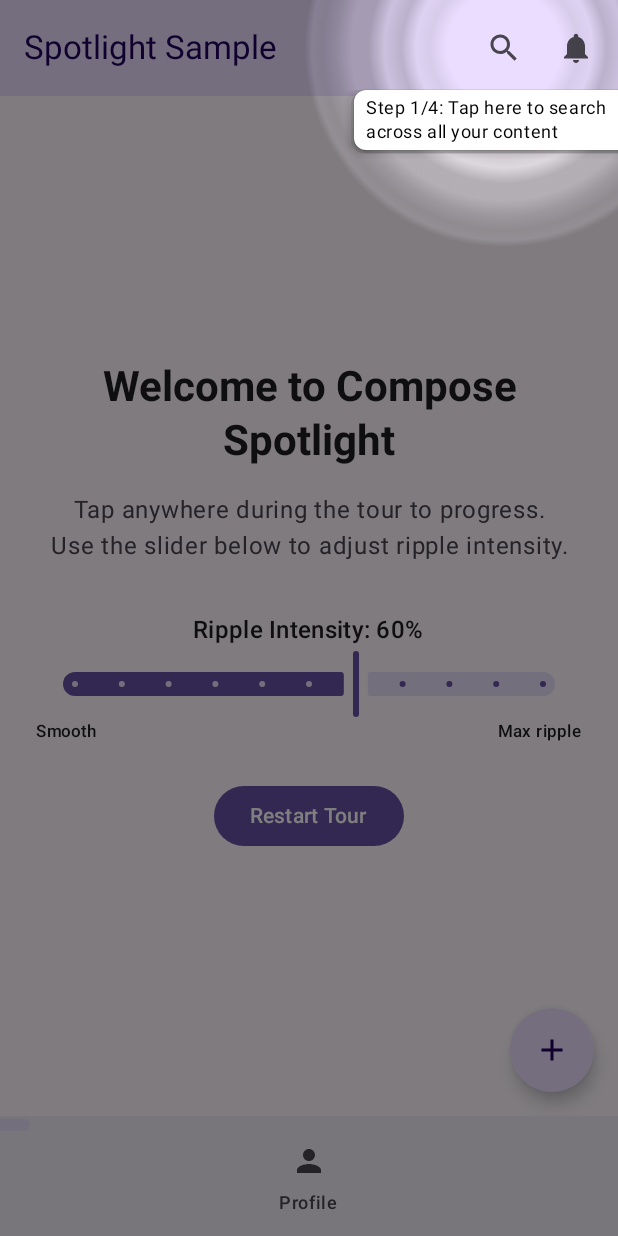
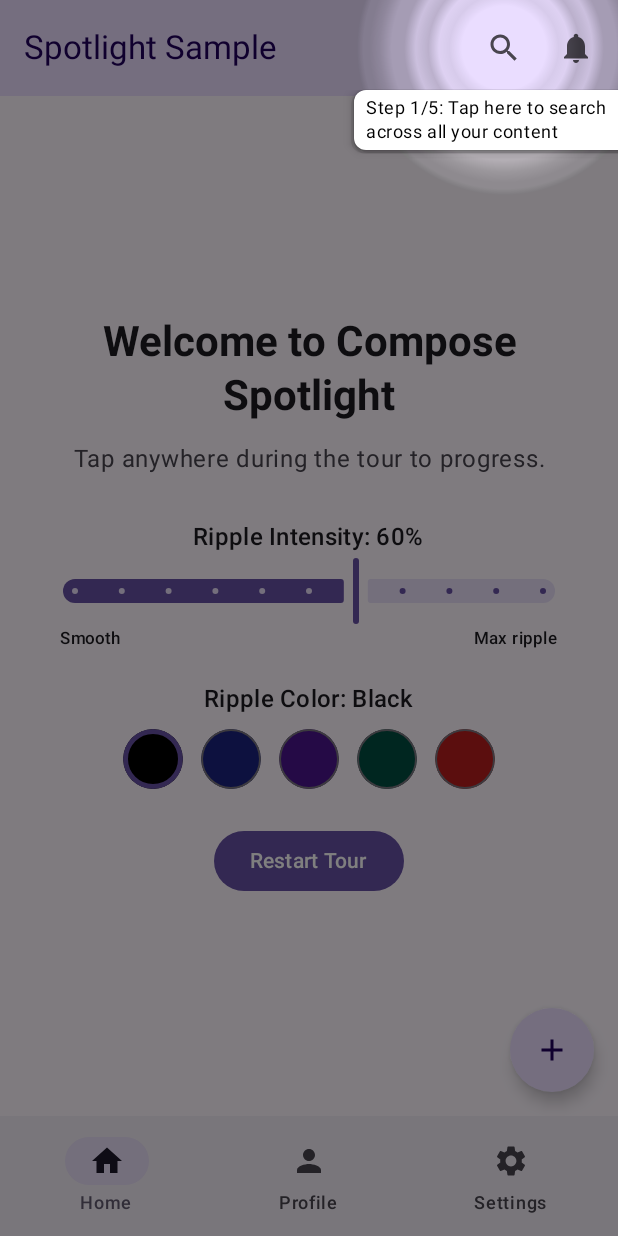
Before and after one commit to DeepanshuPratik/compose-spotlight, an Android app built with Jetpack Compose: the screen it shows after launch (MainActivity), on a phone screen of 412 x 824 dp. Run offline under Robolectric (Android 15) with nearby library versions, the light colour scheme and no system bars.

Commit message:
feat: Add custom shape support and configurable ripple color
`SpotlightZone`:
- Add `shape` parameter to support custom cutout shapes (e.g., `CircleShape`, `RoundedCornerShape`)
- Update string-based message overload to pass through the `shape` parameter

`DimmingGround`:
- Add `rippleColor` parameter to customize the overlay and ripple ring colors (defaults to Black)
- Pass `rippleColor` down to the internal implementation

`SpotlightDefaults`:
- Add `RippleColor` constant (Black)

Sample App:
- Add a ripple color picker to demonstrate real-time color changes
- Update `SpotlightZone` usage to demonstrate different shapes (`CircleShape`, `RectangleShape`, `RoundedCornerShape`)

```diff
--- a/app/src/main/java/com/daiatech/composespotlight/sample/MainActivity.kt
+++ b/app/src/main/java/com/daiatech/composespotlight/sample/MainActivity.kt
@@ -4,6 +4,9 @@ import android.os.Bundle
 import androidx.activity.ComponentActivity
 import androidx.activity.compose.setContent
 import androidx.activity.enableEdgeToEdge
+import androidx.compose.foundation.background
+import androidx.compose.foundation.border
+import androidx.compose.foundation.clickable
 import androidx.compose.foundation.gestures.detectTapGestures
 import androidx.compose.foundation.layout.Arrangement
 import androidx.compose.foundation.layout.Box
@@ -14,7 +17,10 @@ import androidx.compose.foundation.layout.fillMaxSize
 import androidx.compose.foundation.layout.fillMaxWidth
 import androidx.compose.foundation.layout.height
 import androidx.compose.foundation.layout.padding
+import androidx.compose.foundation.layout.size
 import androidx.compose.foundation.shape.CircleShape
+import androidx.compose.foundation.shape.RoundedCornerShape
+import androidx.compose.ui.graphics.RectangleShape
 import androidx.compose.material.icons.Icons
 import androidx.compose.material.icons.filled.Add
 import androidx.compose.material.icons.filled.Home
@@ -40,12 +46,15 @@ import androidx.compose.runtime.LaunchedEffect
 import androidx.compose.runtime.collectAsState
 import androidx.compose.runtime.getValue
 import androidx.compose.runtime.mutableFloatStateOf
+import androidx.compose.runtime.mutableStateOf
 import androidx.compose.runtime.remember
 import androidx.compose.runtime.rememberCoroutineScope
 import androidx.compose.runtime.saveable.rememberSaveable
 import androidx.compose.runtime.setValue
 import androidx.compose.ui.Alignment
 import androidx.compose.ui.Modifier
+import androidx.compose.ui.draw.clip
+import androidx.compose.ui.graphics.Color
 import androidx.compose.ui.input.pointer.pointerInput
 import androidx.compose.ui.platform.LocalContext
 import androidx.compose.ui.text.font.FontWeight
@@ -74,7 +83,7 @@ class MainActivity : ComponentActivity() {
 
                 LaunchedEffect(Unit) {
                     controller.configure("sample_onboarding") {
-                        initialQueue = listOf("search", "notifications", "fab", "profile")
+                        initialQueue = listOf("search", "notifications", "fab", "profile", "settings")
                         autoDim = true
                     }
                     controller.dequeueAndSpotlight(groundDimming = true)
@@ -86,18 +95,29 @@ class MainActivity : ComponentActivity() {
     }
 }
 
+private val colorOptions = listOf(
+    "Black" to Color.Black,
+    "Blue" to Color(0xFF1A237E),
+    "Purple" to Color(0xFF4A148C),
+    "Teal" to Color(0xFF004D40),
+    "Red" to Color(0xFFB71C1C),
+)
+
 @OptIn(ExperimentalMaterial3Api::class)
 @Composable
 fun SampleScreen(controller: SpotlightController) {
     val scope = rememberCoroutineScope()
     val dimState by controller.dimState.collectAsState()
     var rippleIntensity by rememberSaveable { mutableFloatStateOf(SpotlightDefaults.RippleIntensity) }
+    var rippleColor by remember { mutableStateOf(SpotlightDefaults.RippleColor) }
+    var selectedColorIndex by rememberSaveable { mutableStateOf(0) }
 
     Box(modifier = Modifier.fillMaxSize()) {
         DimmingGround(
             controller = controller,
             modifier = Modifier.fillMaxSize(),
-            rippleIntensity = rippleIntensity
+            rippleIntensity = rippleIntensity,
+            rippleColor = rippleColor
         ) {
             Scaffold(
                 topBar = {
@@ -111,7 +131,8 @@ fun SampleScreen(controller: SpotlightController) {
                             SpotlightZone(
                                 key = "search",
                                 controller = controller,
-                                message = "Step 1/4: Tap here to search across all your content"
+                                message = "Step 1/5: Tap here to search across all your content",
+                                shape = CircleShape
                             ) {
                                 IconButton(onClick = { }) {
                                     Icon(Icons.Default.Search, contentDescription = "Search")
@@ -121,7 +142,8 @@ fun SampleScreen(controller: SpotlightController) {
                             SpotlightZone(
                                 key = "notifications",
                                 controller = controller,
-                                message = "Step 2/4: Check your latest notifications here"
+                                message = "Step 2/5: Check your latest notifications here",
+                                shape = CircleShape
                             ) {
                                 IconButton(onClick = { }) {
                                     Icon(Icons.Default.Notifications, contentDescription = "Notifications")
@@ -132,17 +154,27 @@ fun SampleScreen(controller: SpotlightController) {
                 },
                 bottomBar = {
                     BottomAppBar {
+                        SpotlightZone(
+                            key = "home",
+                            controller = controller,
+                            message = "Home",
+                            shape = RoundedCornerShape(12.dp),
+                            modifier = Modifier.weight(1f)
+                        ) {
                             NavigationBarItem(
                                 icon = { Icon(Icons.Default.Home, contentDescription = "Home") },
                                 label = { Text("Home") },
                                 selected = true,
                                 onClick = { }
                             )
+                        }
 
                         SpotlightZone(
                             key = "profile",
                             controller = controller,
-                            message = "Step 4/4: View and edit your profile from here"
+                            message = "Step 4/5: View and edit your profile from here",
+                            shape = CircleShape,
+                            modifier = Modifier.weight(1f)
                         ) {
                             NavigationBarItem(
                                 icon = { Icon(Icons.Default.Person, contentDescription = "Profile") },
@@ -152,6 +184,13 @@ fun SampleScreen(controller: SpotlightController) {
                             )
                         }
 
+                        SpotlightZone(
+                            key = "settings",
+                            controller = controller,
+                            message = "Step 5/5: Customize your app settings",
+                            shape = RectangleShape,
+                            modifier = Modifier.weight(1f)
+                        ) {
                             NavigationBarItem(
                                 icon = { Icon(Icons.Default.Settings, contentDescription = "Settings") },
                                 label = { Text("Settings") },
@@ -159,12 +198,14 @@ fun SampleScreen(controller: SpotlightController) {
                                 onClick = { }
                             )
                         }
+                    }
                 },
                 floatingActionButton = {
                     SpotlightZone(
                         key = "fab",
                         controller = controller,
-                        message = "Step 3/4: Create something new!"
+                        message = "Step 3/5: Create something new!",
+                        shape = CircleShape
                     ) {
                         FloatingActionButton(
                             onClick = { },
@@ -179,7 +220,7 @@ fun SampleScreen(controller: SpotlightController) {
                     modifier = Modifier
                         .fillMaxSize()
                         .padding(innerPadding)
-                        .padding(24.dp),
+                        .padding(horizontal = 24.dp, vertical = 16.dp),
                     horizontalAlignment = Alignment.CenterHorizontally,
                     verticalArrangement = Arrangement.Center
                 ) {
@@ -190,17 +231,16 @@ fun SampleScreen(controller: SpotlightController) {
                         textAlign = TextAlign.Center
                     )
 
-                    Spacer(modifier = Modifier.height(16.dp))
+                    Spacer(modifier = Modifier.height(12.dp))
 
                     Text(
-                        text = "Tap anywhere during the tour to progress.\n" +
-                                "Use the slider below to adjust ripple intensity.",
+                        text = "Tap anywhere during the tour to progress.",
                         style = MaterialTheme.typography.bodyLarge,
                         textAlign = TextAlign.Center,
                         color = MaterialTheme.colorScheme.onSurfaceVariant
                     )
 
-                    Spacer(modifier = Modifier.height(32.dp))
+                    Spacer(modifier = Modifier.height(28.dp))
 
                     // Ripple intensity control
                     Text(
@@ -220,11 +260,58 @@ fun SampleScreen(controller: SpotlightController) {
                     )
 
                     Row(
-                        modifier = Modifier.fillMaxWidth(),
+                        modifier = Modifier
+                            .fillMaxWidth()
+                            .padding(horizontal = 16.dp),
                         horizontalArrangement = Arrangement.SpaceBetween
                     ) {
                         Text("Smooth", style = MaterialTheme.typography.labelSmall)
                         Text("Max ripple", style = MaterialTheme.typography.labelSmall)
+                    }
+
+                    Spacer(modifier = Modifier.height(20.dp))
+
+                    // Ripple color picker
+                    Text(
+                        text = "Ripple Color: ${colorOptions[selectedColorIndex].first}",
+                        style = MaterialTheme.typography.titleMedium,
+                        fontWeight = FontWeight.SemiBold
+                    )
+
+                    Spacer(modifier = Modifier.height(8.dp))
+
+                    Row(
+                        horizontalArrangement = Arrangement.spacedBy(12.dp),
+                        verticalAlignment = Alignment.CenterVertically
+                    ) {
+                        colorOptions.forEachIndexed { index, (_, color) ->
+                            val isSelected = index == selectedColorIndex
+                            Box(
+                                modifier = Modifier
+                                    .size(40.dp)
+                                    .clip(CircleShape)
+                                    .background(color, CircleShape)
+                                    .then(
+                                        if (isSelected) {
+                                            Modifier.border(
+                                                width = 3.dp,
+                                                color = MaterialTheme.colorScheme.primary,
+                                                shape = CircleShape
+                                            )
+                                        } else {
+                                            Modifier.border(
+                                                width = 1.dp,
+                                                color = MaterialTheme.colorScheme.outline,
+                                                shape = CircleShape
+                                            )
+                                        }
+                                    )
+                                    .clickable {
+                                        selectedColorIndex = index
+                                        rippleColor = color
+                                    }
+                            )
+                        }
                     }
 
                     Spacer(modifier = Modifier.height(24.dp))
@@ -232,7 +319,7 @@ fun SampleScreen(controller: SpotlightController) {
                     Button(
                         onClick = {
                             scope.launch {
-                                controller.enqueueAll(listOf("search", "notifications", "fab", "profile"))
+                                controller.enqueueAll(listOf("search", "notifications", "fab", "profile", "settings"))
                                 controller.dequeueAndSpotlight(groundDimming = true)
                             }
                         }
--- a/compose-spotlight/src/main/java/com/daiatech/composespotlight/DimmingGround.kt
+++ b/compose-spotlight/src/main/java/com/daiatech/composespotlight/DimmingGround.kt
@@ -19,6 +19,7 @@ package com.daiatech.composespotlight
 import androidx.compose.runtime.Composable
 import androidx.compose.runtime.getValue
 import androidx.compose.ui.Modifier
+import androidx.compose.ui.graphics.Color
 import androidx.lifecycle.compose.collectAsStateWithLifecycle
 import com.daiatech.composespotlight.internal.DimmingGroundImpl
 
@@ -31,6 +32,8 @@ import com.daiatech.composespotlight.internal.DimmingGroundImpl
  *   `0f` produces a smooth gradient with no visible rings.
  *   `1f` produces maximum contrast between ring peaks and troughs.
  *   Default is [SpotlightDefaults.RippleIntensity].
+ * @param rippleColor The color used for the dimming overlay and ripple rings.
+ *   Default is [SpotlightDefaults.RippleColor] (black).
  * @param content The content of the spotlight ground.
  */
 @Composable
@@ -38,6 +41,7 @@ fun DimmingGround(
     controller: SpotlightController,
     modifier: Modifier = Modifier,
     rippleIntensity: Float = SpotlightDefaults.RippleIntensity,
+    rippleColor: Color = SpotlightDefaults.RippleColor,
     content: @Composable () -> Unit
 ) {
     val currentSpotlightZone by controller.zoneLocationState.collectAsStateWithLifecycle()
@@ -50,6 +54,7 @@ fun DimmingGround(
             size = it.size,
             shape = it.shape,
             rippleIntensity = rippleIntensity.coerceIn(0f, 1f),
+            rippleColor = rippleColor,
             modifier = modifier,
             content = content
         )
--- a/compose-spotlight/src/main/java/com/daiatech/composespotlight/SpotlightDefaults.kt
+++ b/compose-spotlight/src/main/java/com/daiatech/composespotlight/SpotlightDefaults.kt
@@ -17,6 +17,7 @@
 package com.daiatech.composespotlight
 
 import androidx.compose.foundation.layout.PaddingValues
+import androidx.compose.ui.graphics.Color
 import androidx.compose.ui.unit.dp
 
 /**
@@ -41,4 +42,9 @@ object SpotlightDefaults {
      * Range: 0f (no ripple, smooth gradient) to 1f (maximum ripple contrast).
      */
     const val RippleIntensity = 0.6f
+
+    /**
+     * Default color used for the spotlight dimming overlay and ripple rings.
+     */
+    val RippleColor: Color = Color.Black
 }
--- a/compose-spotlight/src/main/java/com/daiatech/composespotlight/SpotlightZone.kt
+++ b/compose-spotlight/src/main/java/com/daiatech/composespotlight/SpotlightZone.kt
@@ -497,6 +497,7 @@ private fun CacheDrawScope.drawCaretWithPath(
  * @param controller Controller managing all spotlight zones
  * @param message The text message to display in the tooltip
  * @param modifier Modifier to be applied to the spotlight zone
+ * @param shape Shape of the spotlight cutout (e.g. CircleShape, RoundedCornerShape, RectangleShape)
  * @param audioResId Optional raw resource ID for audio to play with this message
  * @param content Composable content to be highlighted by the spotlight
  *
@@ -506,6 +507,7 @@ private fun CacheDrawScope.drawCaretWithPath(
  *     key = "profile",
  *     controller = controller,
  *     message = "Tap here for profile",
+ *     shape = RoundedCornerShape(16.dp),
  *     audioResId = R.raw.profile_audio
  * ) {
  *     ProfileButton()
@@ -518,6 +520,7 @@ fun SpotlightZone(
     controller: SpotlightController,
     message: String,
     modifier: Modifier = Modifier,
+    shape: Shape = RectangleShape,
     @RawRes audioResId: Int? = null,
     content: @Composable () -> Unit
 ) {
@@ -540,6 +543,7 @@ fun SpotlightZone(
         controller = controller,
         modifier = modifier,
         messages = messages,
+        shape = shape,
         content = content
     )
 }
--- a/compose-spotlight/src/main/java/com/daiatech/composespotlight/internal/DimmingGroundImpl.kt
+++ b/compose-spotlight/src/main/java/com/daiatech/composespotlight/internal/DimmingGroundImpl.kt
@@ -23,10 +23,17 @@ import androidx.compose.foundation.shape.CircleShape
 import androidx.compose.runtime.Composable
 import androidx.compose.ui.Modifier
 import androidx.compose.ui.geometry.Offset
+import androidx.compose.ui.geometry.Size
+import androidx.compose.ui.graphics.BlendMode
 import androidx.compose.ui.graphics.Brush
 import androidx.compose.ui.graphics.Color
+import androidx.compose.ui.graphics.CompositingStrategy
+import androidx.compose.ui.graphics.Outline
+import androidx.compose.ui.graphics.Path
 import androidx.compose.ui.graphics.Shape
 import androidx.compose.ui.graphics.TileMode
+import androidx.compose.ui.graphics.drawscope.translate
+import androidx.compose.ui.graphics.graphicsLayer
 import androidx.compose.ui.unit.Dp
 import androidx.compose.ui.unit.IntOffset
 import androidx.compose.ui.unit.IntSize
@@ -43,6 +50,7 @@ internal fun DimmingGroundImpl(
     shape: Shape,
     modifier: Modifier = Modifier,
     rippleIntensity: Float = SpotlightDefaults.RippleIntensity,
+    rippleColor: Color = SpotlightDefaults.RippleColor,
     content: @Composable () -> Unit
 ) {
     Box(modifier) {
@@ -53,7 +61,8 @@ internal fun DimmingGroundImpl(
             position = position,
             componentSize = size,
             dimState = dimState,
-            rippleIntensity = rippleIntensity
+            rippleIntensity = rippleIntensity,
+            rippleColor = rippleColor
         )
     }
 }
@@ -63,28 +72,20 @@ internal fun DimmingGroundImpl(
  *
  * [intensity] controls **how many rings** are visible (0f → 0 rings, 1f → 4 rings).
  * Inactive rings collapse into the smooth gradient baseline (`dimAlpha * position`).
- * Each ring fades in gradually as the intensity crosses its threshold.
- *
- * @param r         ratio (0‑1) where the fully‑clear zone ends inside the gradient.
- * @param s         remaining ratio (`1 - r`) available for the ripple zone.
- * @param dimAlpha  maximum overlay alpha at full dim.
- * @param intensity clamped 0‑1 ripple intensity.
+ * The ripple [color] is used throughout; the outer dim uses the same color for continuity.
  */
 private fun buildRippleColorStops(
     r: Float,
     s: Float,
     dimAlpha: Float,
-    intensity: Float
+    intensity: Float,
+    color: Color
 ): Array<Pair<Float, Color>> {
-    val dim = Color.Black
-
-    // Each ring is defined by its position in the ripple zone and how far
-    // it deviates from the smooth baseline when fully visible.
     data class Ring(
-        val peakPos: Float,      // position in ripple zone [0, 1]
-        val troughPos: Float,    // position in ripple zone [0, 1]
-        val peakOffset: Float,   // added to baseline alpha at peak
-        val troughOffset: Float  // subtracted from baseline alpha at trough
+        val peakPos: Float,
+        val troughPos: Float,
+        val peakOffset: Float,
+        val troughOffset: Float
     )
 
     val rings = listOf(
@@ -94,33 +95,28 @@ private fun buildRippleColorStops(
         Ring(peakPos = 0.78f, troughPos = 0.88f, peakOffset = 0.04f, troughOffset = 0.07f),
     )
 
-    // intensity 0 → 0 active rings, intensity 1 → all 4 active
     val activeRings = intensity * rings.size
 
     return buildList {
-        // Fully clear spotlight zone
         add(0.0f to Color.Transparent)
         add(r to Color.Transparent)
 
         for ((index, ring) in rings.withIndex()) {
-            // 0 = ring collapsed into smooth gradient, 1 = fully visible wave
             val visibility = (activeRings - index).coerceIn(0f, 1f)
 
-            // Smooth gradient baseline: alpha increases linearly with position
             val baselinePeak = dimAlpha * ring.peakPos
             val baselineTrough = dimAlpha * ring.troughPos
 
-            // Visible ring: peak rises above baseline, trough dips below it
             val peakA = baselinePeak + ring.peakOffset * visibility
             val troughA = (baselineTrough - ring.troughOffset * visibility).coerceAtLeast(0f)
 
-            add(r + s * ring.peakPos to dim.copy(alpha = peakA))
-            add(r + s * ring.troughPos to dim.copy(alpha = troughA))
+            add(r + s * ring.peakPos to color.copy(alpha = peakA))
+            add(r + s * ring.troughPos to color.copy(alpha = troughA))
         }
 
-        // Settle to full dim
-        add(r + s * 0.95f to dim.copy(alpha = dimAlpha * 0.85f))
-        add(1.0f to dim.copy(alpha = dimAlpha))
+        // Continuous settle using the same ripple color — no black transition
+        add(r + s * 0.94f to color.copy(alpha = dimAlpha * 0.88f))
+        add(1.0f to color.copy(alpha = dimAlpha))
     }.toTypedArray()
 }
 
@@ -132,6 +128,7 @@ internal fun DimOverlay(
     componentSize: IntSize,
     dimState: DimState,
     rippleIntensity: Float = SpotlightDefaults.RippleIntensity,
+    rippleColor: Color = SpotlightDefaults.RippleColor,
     textBoxCornerRadius: Dp = 8.dp
 ) {
     val objectHighlightWidth = componentSize.width
@@ -142,13 +139,14 @@ internal fun DimOverlay(
     Box(Modifier.fillMaxSize()) {
         if (dimState == DimState.RUNNING) {
             Canvas(
-                modifier = modifier.fillMaxSize(),
+                modifier = modifier
+                    .fillMaxSize()
+                    .graphicsLayer { compositingStrategy = CompositingStrategy.Offscreen },
                 onDraw = {
                     val cx = highlightXCoordinate + objectHighlightWidth / 2f
                     val cy = highlightYCoordinate + objectHighlightHeight / 2f
                     val center = Offset(cx, cy)
 
-                    // Clear zone radius — fully transparent area around the spotlight target
                     val clearRadius = when (highlightShape) {
                         CircleShape -> objectHighlightWidth / 2f
                         else -> sqrt(
@@ -157,17 +155,15 @@ internal fun DimOverlay(
                         )
                     } + 4.dp.toPx()
 
-                    // Ripple zone extends outward from the clear zone edge
                     val rippleExtent = clearRadius * 2.5f
                     val gradientRadius = clearRadius + rippleExtent
 
                     val dimAlpha = 0.5f
 
-                    // Ratio where the fully clear spotlight zone ends
                     val r = clearRadius / gradientRadius
                     val s = 1f - r
 
-                    val colorStops = buildRippleColorStops(r, s, dimAlpha, rippleIntensity)
+                    val colorStops = buildRippleColorStops(r, s, dimAlpha, rippleIntensity, rippleColor)
 
                     val rippleBrush = Brush.radialGradient(
                         colorStops = colorStops,
@@ -176,7 +172,33 @@ internal fun DimOverlay(
                         tileMode = TileMode.Clamp
                     )
 
+                    // Layer 1: draw the ripple gradient over the full screen
                     drawRect(brush = rippleBrush)
+
+                    // Layer 2: punch out the exact shape of the spotlight target
+                    val padding = 4.dp.toPx()
+                    val shapeSize = Size(
+                        objectHighlightWidth.toFloat() + padding * 2,
+                        objectHighlightHeight.toFloat() + padding * 2
+                    )
+                    val outline = highlightShape.createOutline(
+                        size = shapeSize,
+                        layoutDirection = layoutDirection,
+                        density = this
+                    )
+                    val spotlightPath = Path().apply {
+                        when (outline) {
+                            is Outline.Rectangle -> addRect(outline.rect)
+                            is Outline.Rounded -> addRoundRect(outline.roundRect)
+                            is Outline.Generic -> addPath(outline.path)
+                        }
+                    }
+                    translate(
+                        left = highlightXCoordinate - padding,
+                        top = highlightYCoordinate - padding
+                    ) {
+                        drawPath(spotlightPath, Color.Black, blendMode = BlendMode.Clear)
+                    }
                 }
             )
         }
```
Lines whose indentation alone changed are shown as unchanged.
